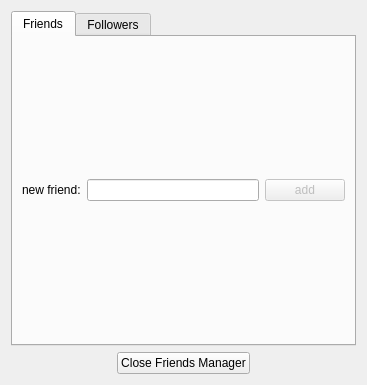
asolfre/qwit, file src/FriendsMgmtDialog.ui: the form before one commit.
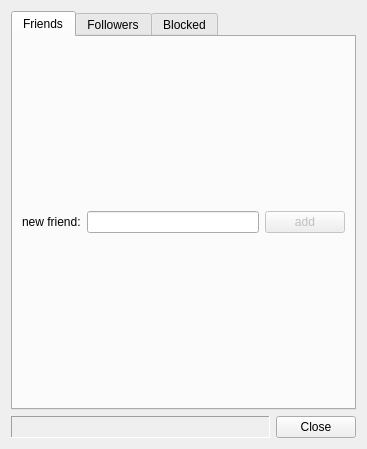
The form after the commit.

Commit message: Blocking friends or followers implemented

Diff of the .ui file:
```diff
--- a/src/FriendsMgmtDialog.ui
+++ b/src/FriendsMgmtDialog.ui
@@ -7,7 +7,7 @@
     <x>0</x>
     <y>0</y>
     <width>367</width>
-    <height>385</height>
+    <height>449</height>
    </rect>
   </property>
   <property name="windowTitle">
@@ -72,47 +72,45 @@
            <string>Followers</string>
           </attribute>
          </widget>
-        </widget>
+         <widget class="QWidget" name="blockedTab">
+          <attribute name="title">
+           <string>Blocked</string>
+          </attribute>
+         </widget>
+        </widget>
        </item>
+      </layout>
+     </item>
        <item>
-        <layout class="QHBoxLayout" name="horizontalLayout">
+      <layout class="QHBoxLayout" name="horizontalLayout_9">
          <item>
-          <spacer name="horizontalSpacer_2">
-           <property name="orientation">
-            <enum>Qt::Horizontal</enum>
-           </property>
-           <property name="sizeHint" stdset="0">
-            <size>
-             <width>40</width>
-             <height>20</height>
-            </size>
-           </property>
-          </spacer>
+        <widget class="QLabel" name="stateLabel">
+         <property name="frameShape">
+          <enum>QFrame::Panel</enum>
+         </property>
+         <property name="frameShadow">
+          <enum>QFrame::Sunken</enum>
+         </property>
+         <property name="text">
+          <string/>
+         </property>
+        </widget>
          </item>
          <item>
           <widget class="QPushButton" name="closePushButton">
+         <property name="sizePolicy">
+          <sizepolicy hsizetype="Fixed" vsizetype="Fixed">
+           <horstretch>0</horstretch>
+           <verstretch>0</verstretch>
+          </sizepolicy>
+         </property>
            <property name="text">
-            <string>Close Friends Manager</string>
+          <string>Close</string>
            </property>
            <property name="default">
             <bool>false</bool>
            </property>
           </widget>
-         </item>
-         <item>
-          <spacer name="horizontalSpacer">
-           <property name="orientation">
-            <enum>Qt::Horizontal</enum>
-           </property>
-           <property name="sizeHint" stdset="0">
-            <size>
-             <width>40</width>
-             <height>20</height>
-            </size>
-           </property>
-          </spacer>
-         </item>
-        </layout>
        </item>
       </layout>
      </item>
```
Lines whose indentation alone changed are shown as unchanged. The commit also changes 24 other files.
